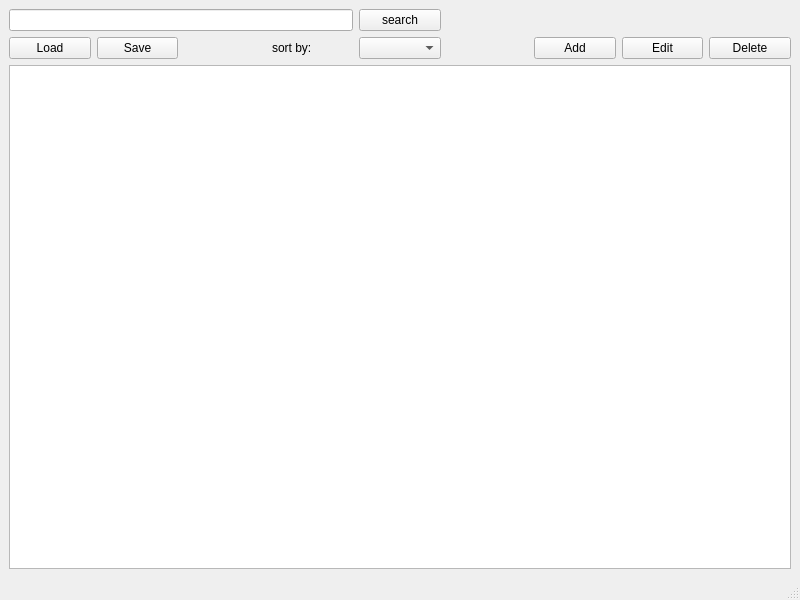
Above: qt5/mainwindow.ui from followviny/GUI-app-qt before the change. Below: the same form after it.
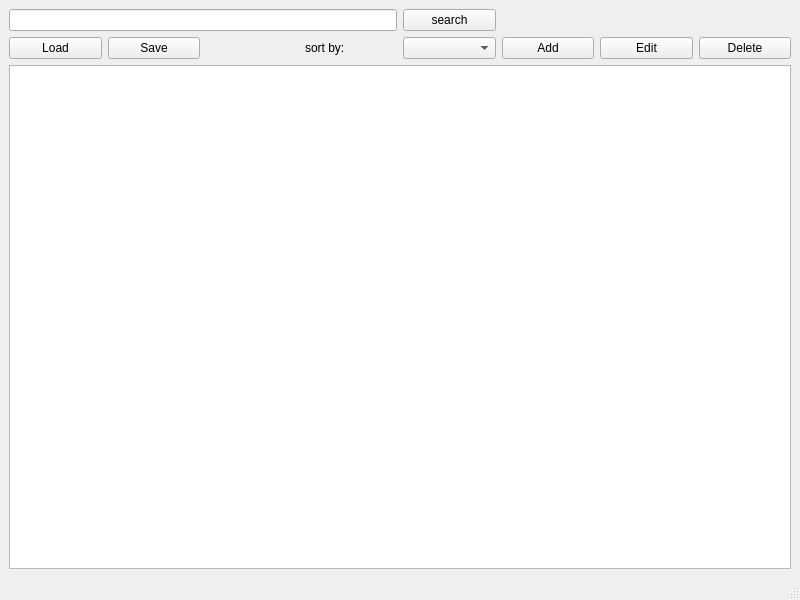
That is the form after the change.

```diff
--- a/qt5/mainwindow.ui
+++ b/qt5/mainwindow.ui
@@ -15,51 +15,47 @@
   </property>
   <widget class="QWidget" name="centralwidget">
    <layout class="QGridLayout" name="gridLayout">
-    <item row="1" column="6">
-     <widget class="QPushButton" name="addButton">
-      <property name="text">
-       <string>Add</string>
-      </property>
-     </widget>
+    <item row="0" column="0" colspan="4">
+     <widget class="QLineEdit" name="searchInput"/>
     </item>
-    <item row="1" column="1">
-     <widget class="QPushButton" name="saveButton">
-      <property name="text">
-       <string>Save</string>
-      </property>
-     </widget>
-    </item>
-    <item row="1" column="3">
-     <widget class="QLabel" name="label">
-      <property name="text">
-       <string>sort by:</string>
-      </property>
-     </widget>
-    </item>
-    <item row="1" column="0">
-     <widget class="QPushButton" name="loadButton">
-      <property name="text">
-       <string>Load</string>
-      </property>
-     </widget>
-    </item>
-    <item row="1" column="4">
+    <item row="2" column="4">
      <widget class="QComboBox" name="comboBox"/>
     </item>
-    <item row="2" column="0" colspan="9">
+    <item row="2" column="7">
+     <widget class="QPushButton" name="delButton">
+      <property name="text">
+       <string>Delete</string>
+      </property>
+     </widget>
+    </item>
+    <item row="3" column="0" colspan="8">
      <widget class="QTableView" name="tableView"/>
     </item>
-    <item row="1" column="7">
+    <item row="2" column="3">
+     <widget class="QLabel" name="label">
+      <property name="text">
+       <string>sort by:</string>
+      </property>
+     </widget>
+    </item>
+    <item row="2" column="5">
+     <widget class="QPushButton" name="addButton">
+      <property name="text">
+       <string>Add</string>
+      </property>
+     </widget>
+    </item>
+    <item row="2" column="6">
      <widget class="QPushButton" name="EditButton">
       <property name="text">
        <string>Edit</string>
       </property>
      </widget>
     </item>
-    <item row="1" column="8">
-     <widget class="QPushButton" name="delButton">
+    <item row="2" column="1">
+     <widget class="QPushButton" name="saveButton">
       <property name="text">
-       <string>Delete</string>
+       <string>Save</string>
       </property>
      </widget>
     </item>
@@ -70,8 +66,12 @@
       </property>
      </widget>
     </item>
-    <item row="0" column="0" colspan="4">
-     <widget class="QLineEdit" name="searchInput"/>
+    <item row="2" column="0">
+     <widget class="QPushButton" name="loadButton">
+      <property name="text">
+       <string>Load</string>
+      </property>
+     </widget>
     </item>
    </layout>
   </widget>
```
